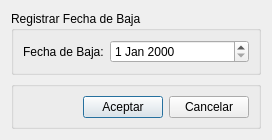
This is src/ui/DialogAsignarFechaDeBaja.ui in guilleurrutia10/division-transporte as Qt 5 draws it before an edit. The edited form follows.
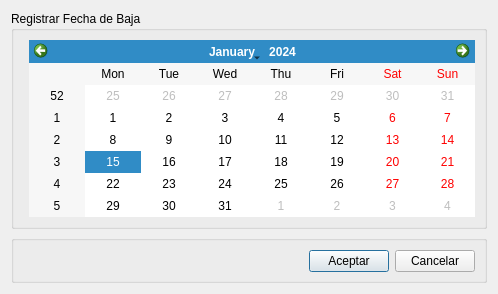
This is the edited form.

Commit message: Cambio de dateEdit por calendarWidget. Mejora el dialogo y la gráfica.

Patch:
```diff
--- a/src/ui/DialogAsignarFechaDeBaja.ui
+++ b/src/ui/DialogAsignarFechaDeBaja.ui
@@ -6,14 +6,14 @@
    <rect>
     <x>0</x>
     <y>0</y>
-    <width>272</width>
-    <height>125</height>
+    <width>498</width>
+    <height>294</height>
    </rect>
   </property>
   <property name="maximumSize">
    <size>
-    <width>272</width>
-    <height>125</height>
+    <width>593</width>
+    <height>300</height>
    </size>
   </property>
   <property name="windowTitle">
@@ -32,15 +32,8 @@
       <property name="labelAlignment">
        <set>Qt::AlignRight|Qt::AlignTrailing|Qt::AlignVCenter</set>
       </property>
-      <item row="0" column="0">
-       <widget class="QLabel" name="label_3">
-        <property name="text">
-         <string>Fecha de Baja:</string>
-        </property>
-       </widget>
-      </item>
       <item row="0" column="1">
-       <widget class="QDateEdit" name="dateEditFechaReparacion"/>
+       <widget class="QCalendarWidget" name="calendarWidgetRegistrarBaja"/>
       </item>
      </layout>
     </widget>
```
The commit also changes 1 other file.
